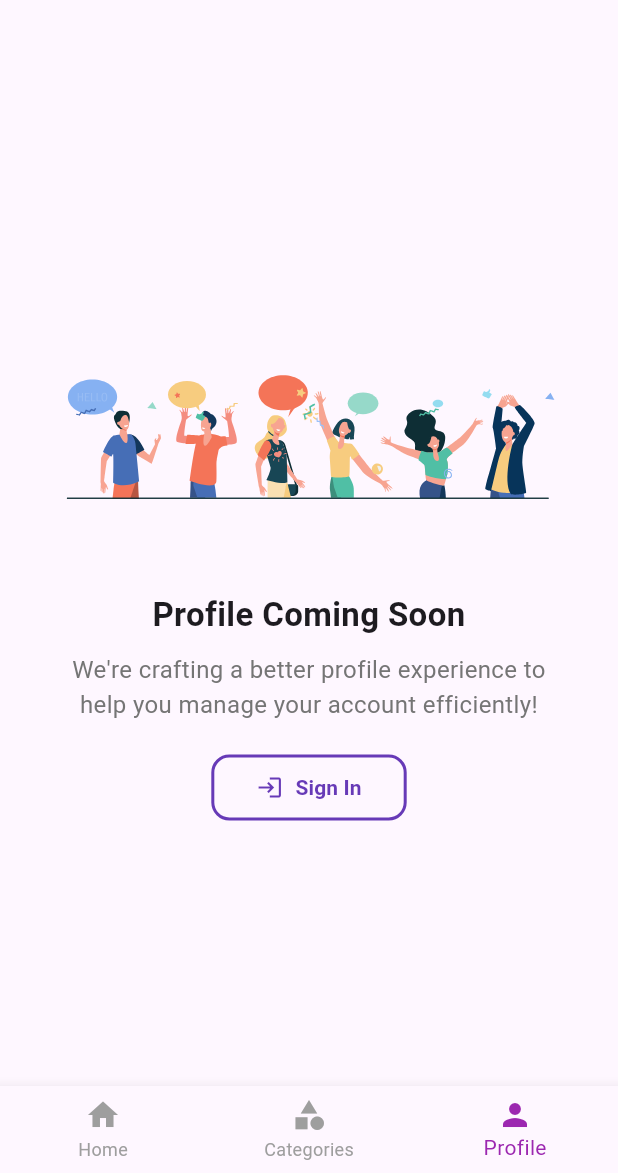
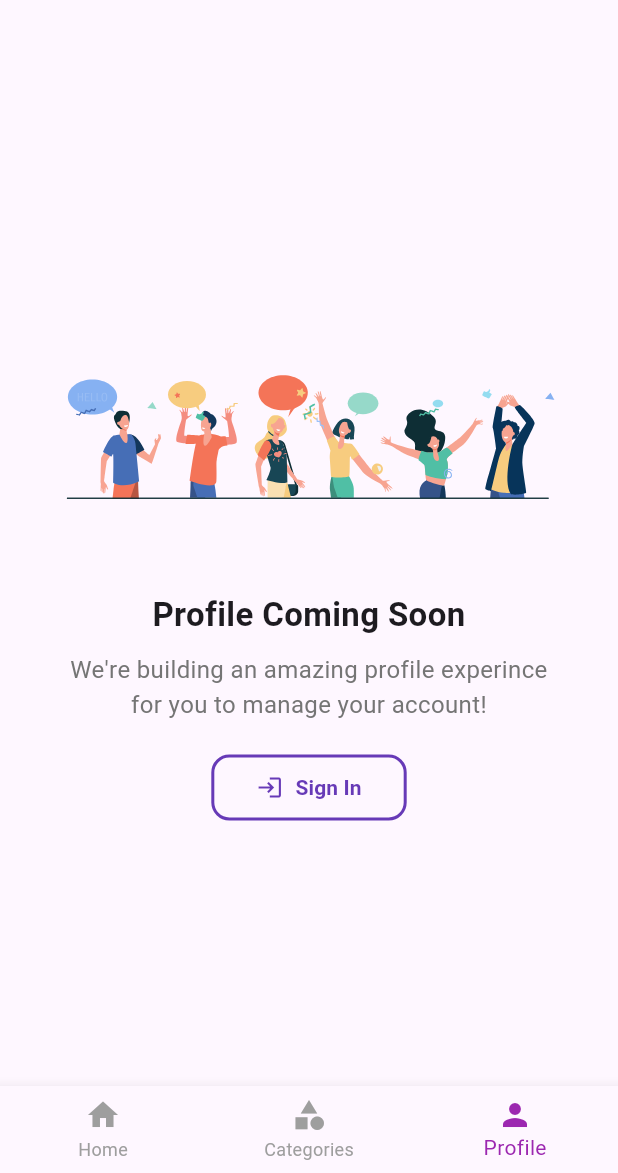
Before and after one commit to abdullamaqsood/appdevmid, a Flutter app: the screen it shows after launch, item 3 of the bottom bar chosen, on a phone screen of 412 x 824 dp, the part 63-1236 px from its top. Run offline on Flutter 3.47's test engine with Material 3 defaults, Android fonts, the phone set to English and light mode, and no system bars; our stand-ins replace cached_network_image, equatable, flutter_bloc, lottie, shared_preferences; network calls fail.

Commit message:
final commit

```diff
--- a/lib/screens/category_view.dart
+++ b/lib/screens/category_view.dart
@@ -25,7 +25,7 @@ class CategoryView extends StatelessWidget {
             ),
             const SizedBox(height: 10),
             Text(
-              "We're working to provide you with an enhanced category browsing experience!",
+              "We're working hard to bring you a great category browsing experience!",
               textAlign: TextAlign.center,
               style: TextStyle(
                 fontSize: 16,
--- a/lib/screens/profile_view.dart
+++ b/lib/screens/profile_view.dart
@@ -25,7 +25,7 @@ class ProfileView extends StatelessWidget {
             ),
             const SizedBox(height: 10),
             Text(
-              "We're crafting a better profile experience to help you manage your account efficiently!",
+              "We're building an amazing profile experince for you to manage your account!",
               textAlign: TextAlign.center,
               style: TextStyle(
                 fontSize: 16,
```
